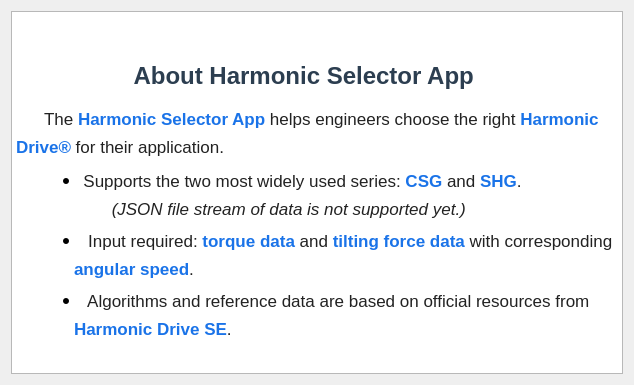
Before: the Qt Designer form gui/ui/about_dialog.ui in AimanHaidar/harmonic-drive-selector, drawn with Qt 5.
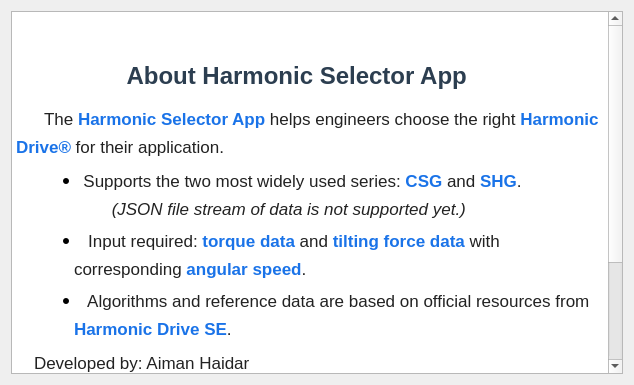
After: the same form once the commit is applied.

Commit message: add developer info in about

Diff of the .ui file:
```diff
--- a/gui/ui/about_dialog.ui
+++ b/gui/ui/about_dialog.ui
@@ -27,7 +27,12 @@
 &lt;p style=&quot; margin-top:6px; margin-bottom:6px; margin-left:0px; margin-right:0px; -qt-block-indent:0; text-indent:0px; line-height:140%;&quot;&gt;&lt;span style=&quot; font-family:'Segoe UI','Ubuntu','Roboto','sans-serif'; font-size:13pt; color:#222222;&quot;&gt;      The &lt;/span&gt;&lt;span style=&quot; font-family:'Segoe UI','Ubuntu','Roboto','sans-serif'; font-size:13pt; font-weight:600; color:#1a73e8;&quot;&gt;Harmonic Selector App&lt;/span&gt;&lt;span style=&quot; font-family:'Segoe UI','Ubuntu','Roboto','sans-serif'; font-size:13pt; color:#222222;&quot;&gt; helps engineers choose the right &lt;/span&gt;&lt;span style=&quot; font-family:'Segoe UI','Ubuntu','Roboto','sans-serif'; font-size:13pt; font-weight:600; color:#1a73e8;&quot;&gt;Harmonic Drive®&lt;/span&gt;&lt;span style=&quot; font-family:'Segoe UI','Ubuntu','Roboto','sans-serif'; font-size:13pt; color:#222222;&quot;&gt; for their application.        &lt;/span&gt;&lt;/p&gt;
 &lt;ul style=&quot;margin-top: 0px; margin-bottom: 0px; margin-left: 0px; margin-right: 0px; -qt-list-indent: 1;&quot;&gt;&lt;li style=&quot; font-family:'Segoe UI','Ubuntu','Roboto','sans-serif'; font-size:13pt; color:#222222;&quot; style=&quot; margin-top:6px; margin-bottom:4px; margin-left:18px; margin-right:0px; -qt-block-indent:0; text-indent:0px; line-height:140%;&quot;&gt;  Supports the two most widely used series: &lt;span style=&quot; font-weight:600; color:#1a73e8;&quot;&gt;CSG&lt;/span&gt; and &lt;span style=&quot; font-weight:600; color:#1a73e8;&quot;&gt;SHG&lt;/span&gt;.        &lt;br /&gt;        &lt;span style=&quot; font-style:italic;&quot;&gt;(JSON file stream of data is not supported yet.)&lt;/span&gt;            &lt;/li&gt;
 &lt;li style=&quot; font-family:'Segoe UI','Ubuntu','Roboto','sans-serif'; font-size:13pt; color:#222222;&quot; style=&quot; margin-top:4px; margin-bottom:4px; margin-left:18px; margin-right:0px; -qt-block-indent:0; text-indent:0px; line-height:140%;&quot;&gt;   Input required: &lt;span style=&quot; font-weight:600; color:#1a73e8;&quot;&gt;torque data&lt;/span&gt; and &lt;span style=&quot; font-weight:600; color:#1a73e8;&quot;&gt;tilting force data&lt;/span&gt; with corresponding &lt;span style=&quot; font-weight:600; color:#1a73e8;&quot;&gt;angular speed&lt;/span&gt;.            &lt;/li&gt;
-&lt;li style=&quot; font-family:'Segoe UI','Ubuntu','Roboto','sans-serif'; font-size:13pt; color:#222222;&quot; style=&quot; margin-top:4px; margin-bottom:6px; margin-left:18px; margin-right:0px; -qt-block-indent:0; text-indent:0px; line-height:140%;&quot;&gt;   Algorithms and reference data are based on official resources from &lt;span style=&quot; font-weight:600; color:#1a73e8;&quot;&gt;Harmonic Drive SE&lt;/span&gt;.            &lt;/li&gt;&lt;/ul&gt;&lt;/body&gt;&lt;/html&gt;</string>
+&lt;li style=&quot; font-family:'Segoe UI','Ubuntu','Roboto','sans-serif'; font-size:13pt; color:#222222;&quot; style=&quot; margin-top:4px; margin-bottom:6px; margin-left:18px; margin-right:0px; -qt-block-indent:0; text-indent:0px; line-height:140%;&quot;&gt;   Algorithms and reference data are based on official resources from &lt;span style=&quot; font-weight:600; color:#1a73e8;&quot;&gt;Harmonic Drive SE&lt;/span&gt;.            &lt;/li&gt;&lt;/ul&gt;
+&lt;p style=&quot; margin-top:4px; margin-bottom:6px; margin-left:18px; margin-right:0px; -qt-block-indent:0; text-indent:0px; line-height:140%;&quot;&gt;&lt;span style=&quot; font-family:'Segoe UI','Ubuntu','Roboto','sans-serif'; font-size:13pt; color:#222222;&quot;&gt;Developed by: Aiman Haidar&lt;/span&gt;&lt;/p&gt;
+&lt;p style=&quot; margin-top:4px; margin-bottom:6px; margin-left:18px; margin-right:0px; -qt-block-indent:0; text-indent:0px; line-height:140%;&quot;&gt;&lt;span style=&quot; font-family:'Segoe UI','Ubuntu','Roboto','sans-serif'; font-size:13pt; color:#222222;&quot;&gt;Contact: &lt;/span&gt;&lt;/p&gt;
+&lt;p style=&quot; margin-top:4px; margin-bottom:6px; margin-left:18px; margin-right:0px; -qt-block-indent:0; text-indent:0px; line-height:140%;&quot;&gt;&lt;span style=&quot; font-family:'Segoe UI','Ubuntu','Roboto','sans-serif'; font-size:13pt; color:#222222;&quot;&gt;        Github: https://github.com/AimanHaidar&lt;/span&gt;&lt;/p&gt;
+&lt;p style=&quot; margin-top:4px; margin-bottom:6px; margin-left:18px; margin-right:0px; -qt-block-indent:0; text-indent:0px; line-height:140%;&quot;&gt;&lt;span style=&quot; font-family:'Segoe UI','Ubuntu','Roboto','sans-serif'; font-size:13pt; color:#222222;&quot;&gt;        Email: atahalabsi@gmail.com&lt;/span&gt;&lt;/p&gt;
+&lt;p style=&quot; margin-top:4px; margin-bottom:6px; margin-left:18px; margin-right:0px; -qt-block-indent:0; text-indent:0px; line-height:140%;&quot;&gt;&lt;span style=&quot; font-family:'Segoe UI','Ubuntu','Roboto','sans-serif'; font-size:13pt; color:#222222;&quot;&gt;Version: v1.0&lt;/span&gt;&lt;/p&gt;&lt;/body&gt;&lt;/html&gt;</string>
      </property>
     </widget>
    </item>
```
The commit also changes 2 other files.
